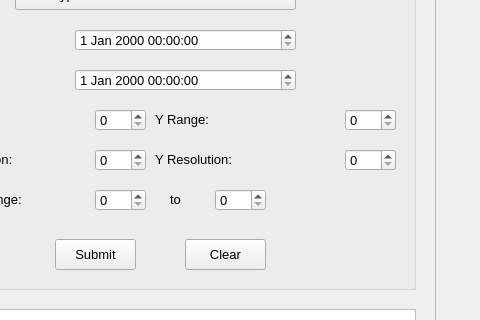
First picture: the form in STXM_data_viewer.ui, repository amy-remeshylo/STXM_data_viewer, before the edit; both pictures show x 105 to 585 and y 151 to 471 of the 1225 by 797 pixel window.
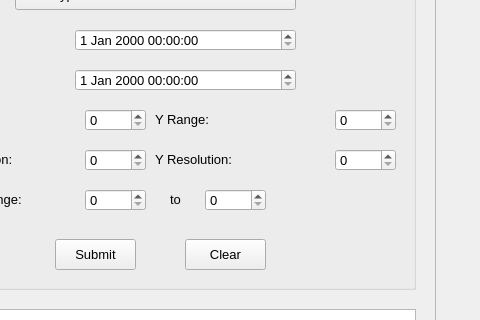
Second picture: the form after the edit. Icons and pictures are not drawn.

Commit message: displayHDF function added with limited reliability. colorizes display.

Diff of the .ui file:
```diff
--- a/STXM_data_viewer.ui
+++ b/STXM_data_viewer.ui
@@ -44,9 +44,9 @@
     <widget class="QSpinBox" name="yrangeSB">
      <property name="geometry">
       <rect>
-       <x>430</x>
+       <x>420</x>
        <y>240</y>
-       <width>51</width>
+       <width>61</width>
        <height>22</height>
       </rect>
      </property>
@@ -85,9 +85,9 @@
     <widget class="QSpinBox" name="eminSB">
      <property name="geometry">
       <rect>
-       <x>180</x>
+       <x>170</x>
        <y>320</y>
-       <width>51</width>
+       <width>61</width>
        <height>22</height>
       </rect>
      </property>
@@ -108,9 +108,9 @@
     <widget class="QSpinBox" name="yresSB">
      <property name="geometry">
       <rect>
-       <x>430</x>
+       <x>420</x>
        <y>280</y>
-       <width>51</width>
+       <width>61</width>
        <height>22</height>
       </rect>
      </property>
@@ -196,9 +196,9 @@
     <widget class="QSpinBox" name="emaxSB">
      <property name="geometry">
       <rect>
-       <x>300</x>
+       <x>290</x>
        <y>320</y>
-       <width>51</width>
+       <width>61</width>
        <height>22</height>
       </rect>
      </property>
@@ -206,9 +206,9 @@
     <widget class="QSpinBox" name="xrangeSB">
      <property name="geometry">
       <rect>
-       <x>180</x>
+       <x>170</x>
        <y>240</y>
-       <width>51</width>
+       <width>61</width>
        <height>22</height>
       </rect>
      </property>
@@ -299,9 +299,9 @@
     <widget class="QSpinBox" name="xresSB">
      <property name="geometry">
       <rect>
-       <x>180</x>
+       <x>170</x>
        <y>280</y>
-       <width>51</width>
+       <width>61</width>
        <height>22</height>
       </rect>
      </property>
@@ -374,9 +374,9 @@
     <widget class="QLabel" name="label_4">
      <property name="geometry">
       <rect>
-       <x>0</x>
+       <x>10</x>
        <y>0</y>
-       <width>651</width>
+       <width>631</width>
        <height>671</height>
       </rect>
      </property>
```
Left out of the diff: 8 changed lines with no effect on the pictures. The commit also changes 1 other file.
